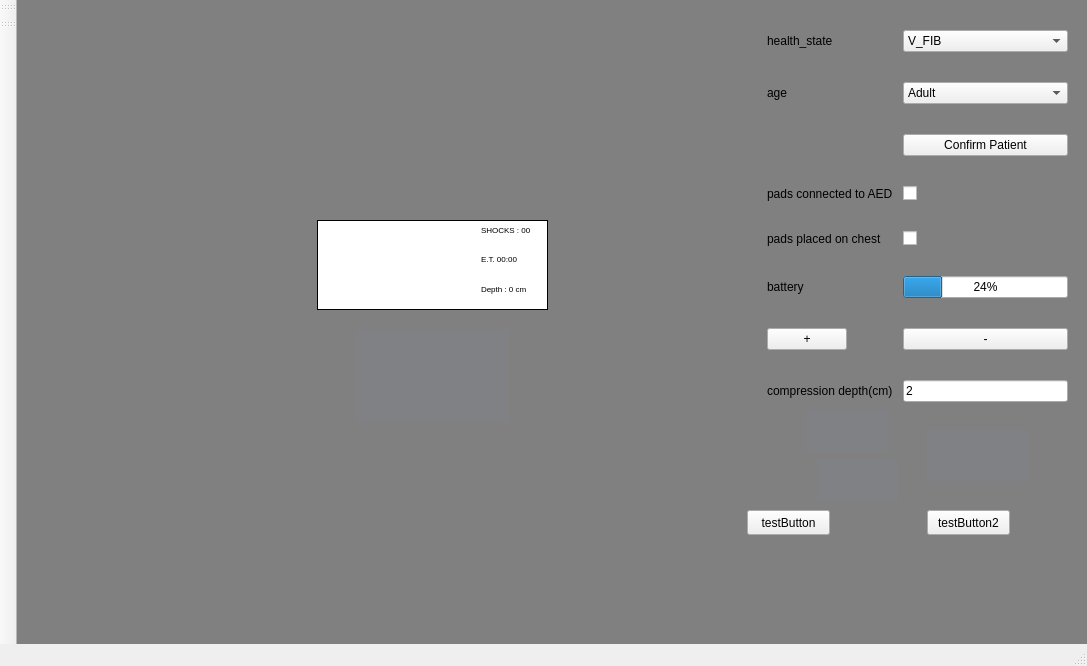
Old version of the form final_project_team32/mainwindow.ui in the repository Socrates2000-cu/Automated-External-Defibrillator-Plus.
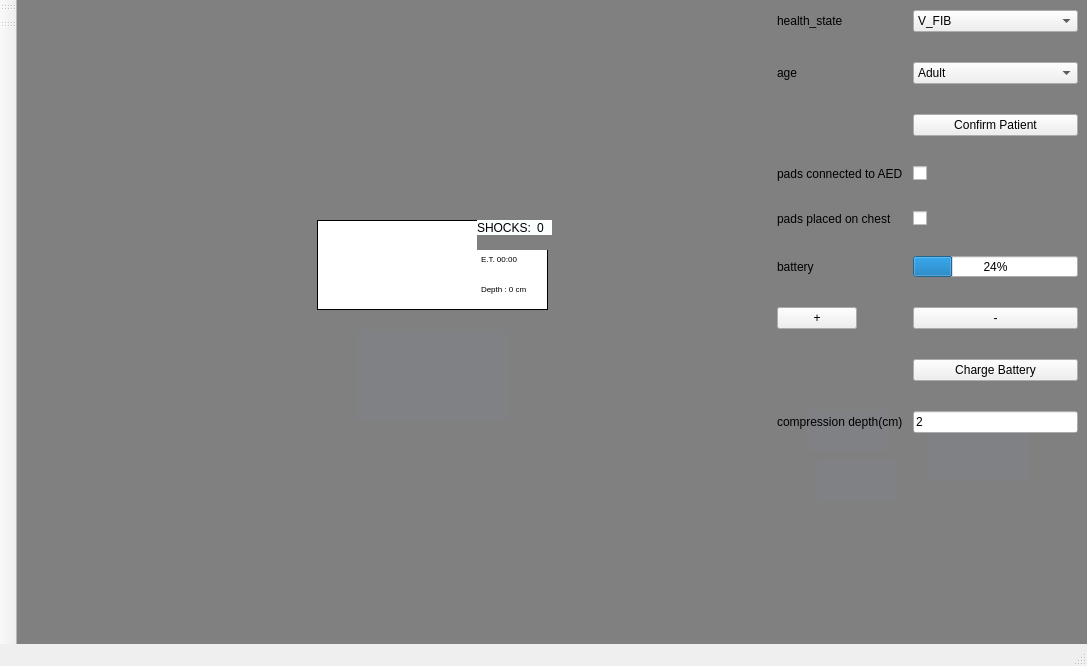
New version of the form. Icons and pictures are not drawn.

Commit message: update analyze&shock delivery GUI display, number of shocks incremented, sleep, charge battery functionality

The edit to the form file:
```diff
--- a/final_project_team32/mainwindow.ui
+++ b/final_project_team32/mainwindow.ui
@@ -246,10 +246,10 @@
    <widget class="QWidget" name="formLayoutWidget">
     <property name="geometry">
      <rect>
-      <x>750</x>
-      <y>30</y>
+      <x>760</x>
+      <y>10</y>
       <width>301</width>
-      <height>373</height>
+      <height>423</height>
      </rect>
     </property>
     <layout class="QFormLayout" name="formLayout">
@@ -259,13 +259,6 @@
      <property name="verticalSpacing">
       <number>30</number>
      </property>
-     <item row="0" column="0">
-      <widget class="QLabel" name="label_3">
-       <property name="text">
-        <string>health_state</string>
-       </property>
-      </widget>
-     </item>
      <item row="0" column="1">
       <widget class="QComboBox" name="health">
        <item>
@@ -381,14 +374,14 @@
        </property>
       </widget>
      </item>
-     <item row="7" column="0">
+     <item row="8" column="0">
       <widget class="QLabel" name="label_7">
        <property name="text">
         <string>compression depth(cm)</string>
        </property>
       </widget>
      </item>
-     <item row="7" column="1">
+     <item row="8" column="1">
       <widget class="QLineEdit" name="lineEdit">
        <property name="text">
         <string>2</string>
@@ -402,37 +395,23 @@
        </property>
       </widget>
      </item>
+     <item row="7" column="1">
+      <widget class="QPushButton" name="charge_battery">
+       <property name="text">
+        <string>Charge Battery</string>
+       </property>
+      </widget>
+     </item>
+     <item row="0" column="0">
+      <widget class="QLabel" name="label_3">
+       <property name="text">
+        <string>health_state</string>
+       </property>
+      </widget>
+     </item>
     </layout>
    </widget>
-   <widget class="QTextEdit" name="textEdit_2">
-    <property name="geometry">
-     <rect>
-      <x>460</x>
-      <y>220</y>
-      <width>71</width>
-      <height>30</height>
-     </rect>
-    </property>
-    <property name="styleSheet">
-     <string notr="true">border: 1px solid black;
-position: relative;
-left: -1px;
-bottom: -1px;
-border-left: none;
-border-bottom: none;</string>
-    </property>
-    <property name="html">
-     <string>&lt;!DOCTYPE HTML PUBLIC &quot;-//W3C//DTD HTML 4.0//EN&quot; &quot;http://www.w3.org/TR/REC-html40/strict.dtd&quot;&gt;
-&lt;html&gt;&lt;head&gt;&lt;meta name=&quot;qrichtext&quot; content=&quot;1&quot; /&gt;&lt;meta charset=&quot;utf-8&quot; /&gt;&lt;style type=&quot;text/css&quot;&gt;
-p, li { white-space: pre-wrap; }
-hr { height: 1px; border-width: 0; }
-li.unchecked::marker { content: &quot;\2610&quot;; }
-li.checked::marker { content: &quot;\2612&quot;; }
-&lt;/style&gt;&lt;/head&gt;&lt;body style=&quot; font-family:'.AppleSystemUIFont'; font-size:13pt; font-weight:400; font-style:normal;&quot;&gt;
-&lt;p style=&quot; margin-top:0px; margin-bottom:0px; margin-left:0px; margin-right:0px; -qt-block-indent:0; text-indent:0px;&quot;&gt;&lt;span style=&quot; font-family:'Sans'; font-size:6pt;&quot;&gt;SHOCKS : 00&lt;/span&gt;&lt;/p&gt;&lt;/body&gt;&lt;/html&gt;</string>
-    </property>
-   </widget>
-   <widget class="QTextEdit" name="textEdit_3">
+   <widget class="QTextEdit" name="textEdit_elapsedTime">
     <property name="geometry">
      <rect>
       <x>460</x>
@@ -461,7 +440,7 @@
 &lt;p style=&quot; margin-top:0px; margin-bottom:0px; margin-left:0px; margin-right:0px; -qt-block-indent:0; text-indent:0px;&quot;&gt;&lt;span style=&quot; font-family:'Sans'; font-size:6pt;&quot;&gt;E.T. 00:00&lt;/span&gt;&lt;/p&gt;&lt;/body&gt;&lt;/html&gt;</string>
     </property>
    </widget>
-   <widget class="QTextEdit" name="textEdit_4">
+   <widget class="QTextEdit" name="textEdit_depth">
     <property name="geometry">
      <rect>
       <x>460</x>
@@ -490,32 +469,6 @@
 &lt;p style=&quot; margin-top:0px; margin-bottom:0px; margin-left:0px; margin-right:0px; -qt-block-indent:0; text-indent:0px;&quot;&gt;&lt;span style=&quot; font-family:'Sans'; font-size:6pt;&quot;&gt;Depth : 0 cm&lt;/span&gt;&lt;/p&gt;&lt;/body&gt;&lt;/html&gt;</string>
     </property>
    </widget>
-   <widget class="QPushButton" name="testButton">
-    <property name="geometry">
-     <rect>
-      <x>730</x>
-      <y>510</y>
-      <width>83</width>
-      <height>25</height>
-     </rect>
-    </property>
-    <property name="text">
-     <string>testButton</string>
-    </property>
-   </widget>
-   <widget class="QPushButton" name="testButton2">
-    <property name="geometry">
-     <rect>
-      <x>910</x>
-      <y>510</y>
-      <width>83</width>
-      <height>25</height>
-     </rect>
-    </property>
-    <property name="text">
-     <string>testButton2</string>
-    </property>
-   </widget>
    <widget class="QPushButton" name="textDisplay">
     <property name="geometry">
      <rect>
@@ -534,6 +487,39 @@
      <string/>
     </property>
    </widget>
+   <widget class="QLabel" name="label_numShock">
+    <property name="geometry">
+     <rect>
+      <x>460</x>
+      <y>220</y>
+      <width>60</width>
+      <height>15</height>
+     </rect>
+    </property>
+    <property name="styleSheet">
+     <string notr="true">background-color: rgb(251, 255, 255);
+font: 12pt &quot;American Typewriter&quot;;</string>
+    </property>
+    <property name="text">
+     <string>SHOCKS:</string>
+    </property>
+   </widget>
+   <widget class="QLabel" name="label_numShock_digit">
+    <property name="geometry">
+     <rect>
+      <x>520</x>
+      <y>220</y>
+      <width>15</width>
+      <height>15</height>
+     </rect>
+    </property>
+    <property name="styleSheet">
+     <string notr="true">background-color: rgb(251, 255, 255);</string>
+    </property>
+    <property name="text">
+     <string>0</string>
+    </property>
+   </widget>
   </widget>
   <widget class="QMenuBar" name="menubar">
    <property name="geometry">
```
The commit also changes 4 other files.
